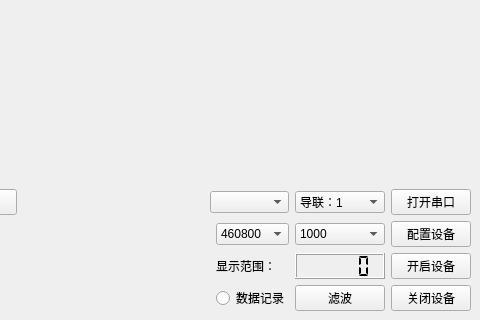
Qt form LuoDeviceTest/src/mainwindow.ui (lfsty/LuoDeviceTest) before a commit; both pictures show x 126 to 606 and y 253 to 573 of the 606 by 573 pixel window.
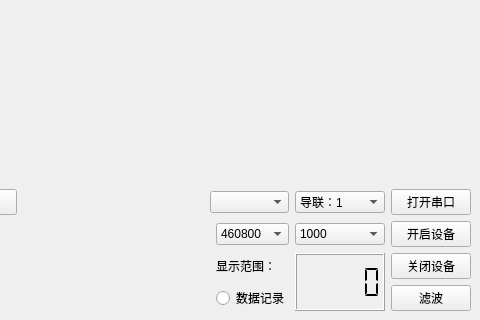
The same form after that commit. Custom widgets are drawn as their Qt base class.

```diff
--- a/LuoDeviceTest/src/mainwindow.ui
+++ b/LuoDeviceTest/src/mainwindow.ui
@@ -95,13 +95,6 @@
         </item>
        </widget>
       </item>
-      <item row="4" column="6">
-       <widget class="QPushButton" name="m_pushbutton_CloseDevice">
-        <property name="text">
-         <string>关闭设备</string>
-        </property>
-       </widget>
-      </item>
       <item row="2" column="0" colspan="2">
        <widget class="QLabel" name="m_label_errorNum_parity">
         <property name="text">
@@ -135,13 +128,6 @@
         </property>
        </widget>
       </item>
-      <item row="3" column="5">
-       <widget class="QLCDNumber" name="m_lcdNumber_frame_count">
-        <property name="segmentStyle">
-         <enum>QLCDNumber::Flat</enum>
-        </property>
-       </widget>
-      </item>
       <item row="1" column="6">
        <widget class="QPushButton" name="m_pushbutton_OpenCom">
         <property name="text">
@@ -175,20 +161,6 @@
         </property>
        </widget>
       </item>
-      <item row="3" column="6">
-       <widget class="QPushButton" name="m_pushbutton_OpenDevice">
-        <property name="text">
-         <string>开启设备</string>
-        </property>
-       </widget>
-      </item>
-      <item row="2" column="6">
-       <widget class="QPushButton" name="m_pushbutton_SettingDevice">
-        <property name="text">
-         <string>配置设备</string>
-        </property>
-       </widget>
-      </item>
       <item row="3" column="0" colspan="2">
        <widget class="QLabel" name="m_label_errorNum_sync">
         <property name="text">
@@ -206,13 +178,34 @@
         </property>
        </widget>
       </item>
-      <item row="4" column="5">
+      <item row="2" column="6">
+       <widget class="QPushButton" name="m_pushbutton_OpenDevice">
+        <property name="text">
+         <string>开启设备</string>
+        </property>
+       </widget>
+      </item>
+      <item row="3" column="6">
+       <widget class="QPushButton" name="m_pushbutton_CloseDevice">
+        <property name="text">
+         <string>关闭设备</string>
+        </property>
+       </widget>
+      </item>
+      <item row="4" column="6">
        <widget class="QPushButton" name="m_pushButton_filter">
         <property name="text">
          <string>滤波</string>
         </property>
        </widget>
       </item>
+      <item row="3" column="5" rowspan="2">
+       <widget class="QLCDNumber" name="m_lcdNumber_frame_count">
+        <property name="segmentStyle">
+         <enum>QLCDNumber::Flat</enum>
+        </property>
+       </widget>
+      </item>
      </layout>
     </item>
    </layout>
```
